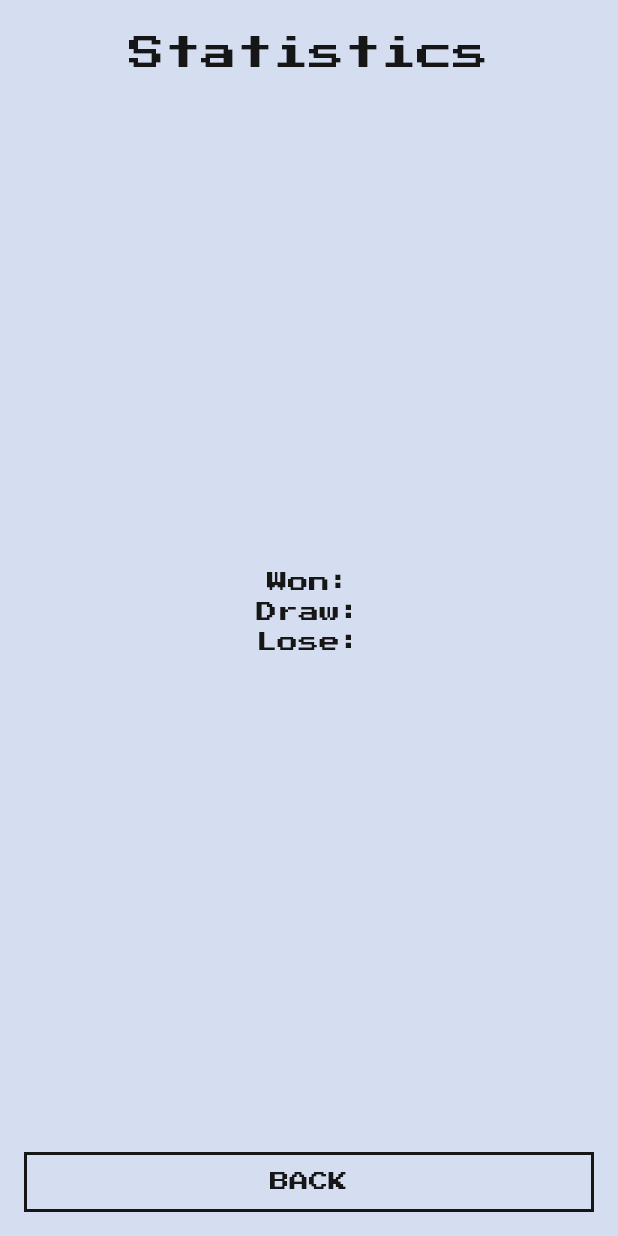
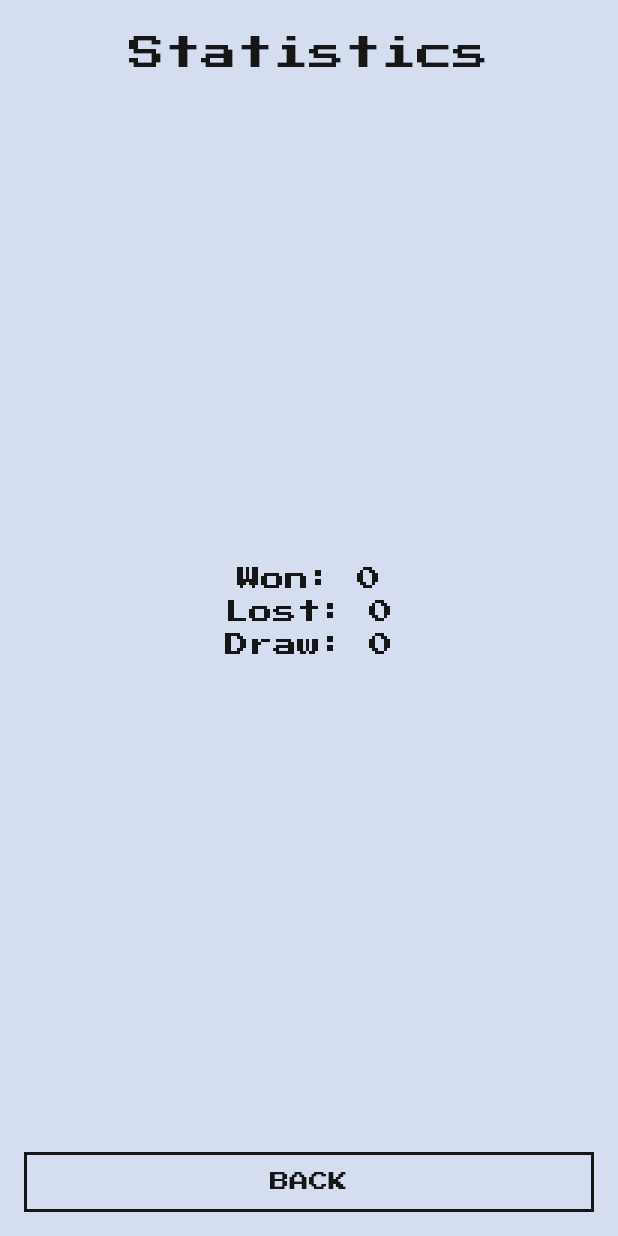
Before and after one commit to Carapacik/FightClub, a Flutter app: the screen it shows after launch, after a tap on "STATISTICS", on a phone screen of 412 x 824 dp. Run offline on Flutter 3.47's test engine with Material 2 defaults, Android fonts, the phone set to English and light mode, and no system bars; our stand-ins replace google_fonts, shared_preferences.

Commit message:
Add sharedPreferences for stats

```diff
--- a/lib/pages/main_page.dart
+++ b/lib/pages/main_page.dart
@@ -37,19 +37,26 @@ class _MainPageContent extends StatelessWidget {
             Expanded(child: SizedBox()),
             FutureBuilder<String?>(
                 future: SharedPreferences.getInstance().then(
-                    (sharedPreferences) => sharedPreferences.getString("last_fight_result")),
+                  (sharedPreferences) =>
+                      sharedPreferences.getString("last_fight_result"),
+                ),
                 builder: (context, snapshot) {
-                  if (!snapshot.hasData || snapshot.data == null)
+                  if (!snapshot.hasData || snapshot.data == null) {
                     return const SizedBox();
+                  }
+                  final FightResult fightResult =
+                      FightResult.getByName(snapshot.data!);
                   return Column(
+                    mainAxisSize: MainAxisSize.min,
                     children: [
                       Text(
                         "Last fight result",
                         textAlign: TextAlign.center,
+                        style: TextStyle(
+                            color: FightClubColors.darkGreyText, fontSize: 14),
                       ),
-                      SizedBox(height: 12),
-                      FightResultWidget(
-                          fightResult: _getFightResult(snapshot.data!)),
+                      const SizedBox(height: 12),
+                      FightResultWidget(fightResult: fightResult),
                     ],
                   );
                 }),
@@ -81,14 +88,4 @@ class _MainPageContent extends StatelessWidget {
       ),
     );
   }
-
-  FightResult _getFightResult(String string) {
-    if (string == "Won") {
-      return FightResult.won;
-    } else if (string == "Lost") {
-      return FightResult.lost;
-    } else {
-      return FightResult.draw;
-    }
-  }
 }
--- a/lib/pages/statistics_page.dart
+++ b/lib/pages/statistics_page.dart
@@ -1,6 +1,7 @@
 import 'package:flutter/material.dart';
 import 'package:flutter_fight_club/resources/fight_club_colors.dart';
 import 'package:flutter_fight_club/widgets/secondary_action_button.dart';
+import 'package:shared_preferences/shared_preferences.dart';
 
 class StatisticsPage extends StatelessWidget {
   const StatisticsPage({Key? key}) : super(key: key);
@@ -22,29 +23,44 @@ class StatisticsPage extends StatelessWidget {
                     color: FightClubColors.darkGreyText,
                   ),
                 )),
-            Expanded(child: SizedBox()),
-            Column(
+            Expanded(child: const SizedBox.shrink()),
+            FutureBuilder<SharedPreferences>(
+                future: SharedPreferences.getInstance(),
+                builder: (context, snapshot) {
+                  if (!snapshot.hasData || snapshot.data == null) {
+                    return const SizedBox();
+                  }
+                  final SharedPreferences sp = snapshot.data!;
+                  return Column(
+                    mainAxisSize: MainAxisSize.min,
                     children: [
                       Text(
-                  "Won: ",
-                  textAlign: TextAlign.center,
-                  style: TextStyle(color: FightClubColors.darkGreyText),
+                        "Won: ${sp.getInt("stats_won") ?? 0}",
+                        style: TextStyle(
+                          fontSize: 16,
+                          color: FightClubColors.darkGreyText,
                         ),
-                SizedBox(height: 6),
+                      ),
+                      const SizedBox(height: 6),
                       Text(
-                  "Draw: ",
-                  textAlign: TextAlign.center,
-                  style: TextStyle(color: FightClubColors.darkGreyText),
+                        "Lost: ${sp.getInt("stats_lost") ?? 0}",
+                        style: TextStyle(
+                          fontSize: 16,
+                          color: FightClubColors.darkGreyText,
                         ),
-                SizedBox(height: 6),
+                      ),
+                      const SizedBox(height: 6),
                       Text(
-                  "Lose: ",
-                  textAlign: TextAlign.center,
-                  style: TextStyle(color: FightClubColors.darkGreyText),
+                        "Draw: ${sp.getInt("stats_draw") ?? 0}",
+                        style: TextStyle(
+                          fontSize: 16,
+                          color: FightClubColors.darkGreyText,
                         ),
+                      )
                     ],
-            ),
-            Expanded(child: SizedBox()),
+                  );
+                }),
+            Expanded(child: const SizedBox.shrink()),
             Padding(
               padding: const EdgeInsets.only(bottom: 16),
               child: SecondaryActionButton(
--- a/lib/resources/fight_club_colors.dart
+++ b/lib/resources/fight_club_colors.dart
@@ -11,4 +11,6 @@ class FightClubColors {
   static const Color whiteText = Color(0xDEFFFFFF);
   static const Color darkPurple = Color(0xFFC5D1EA);
   static const Color white = Colors.white;
+  static const Color green = Color(0xFF038800);
+  static const Color red = Color(0xFFEA2C2C);
 }
```
Also changed, not shown: lib/fight_result.dart (+14 -4 lines), lib/pages/fight_page.dart (+3 -14 lines), lib/widgets/fight_result_widget.dart (+18 -33 lines). Lines whose indentation alone changed are shown as unchanged.
